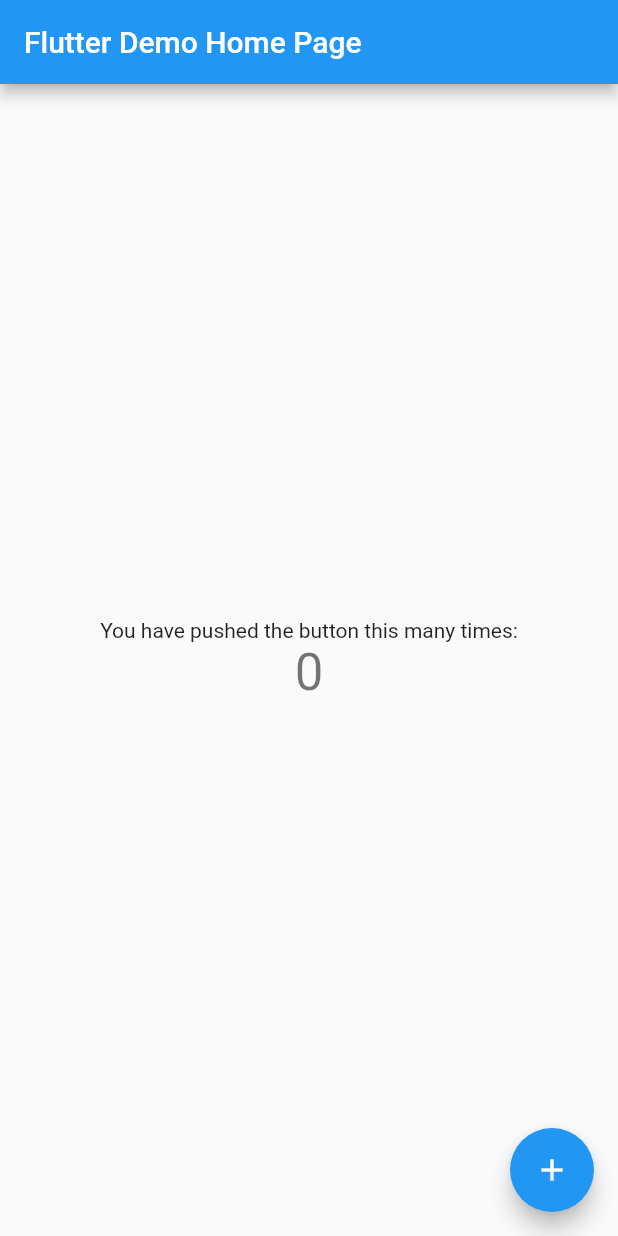
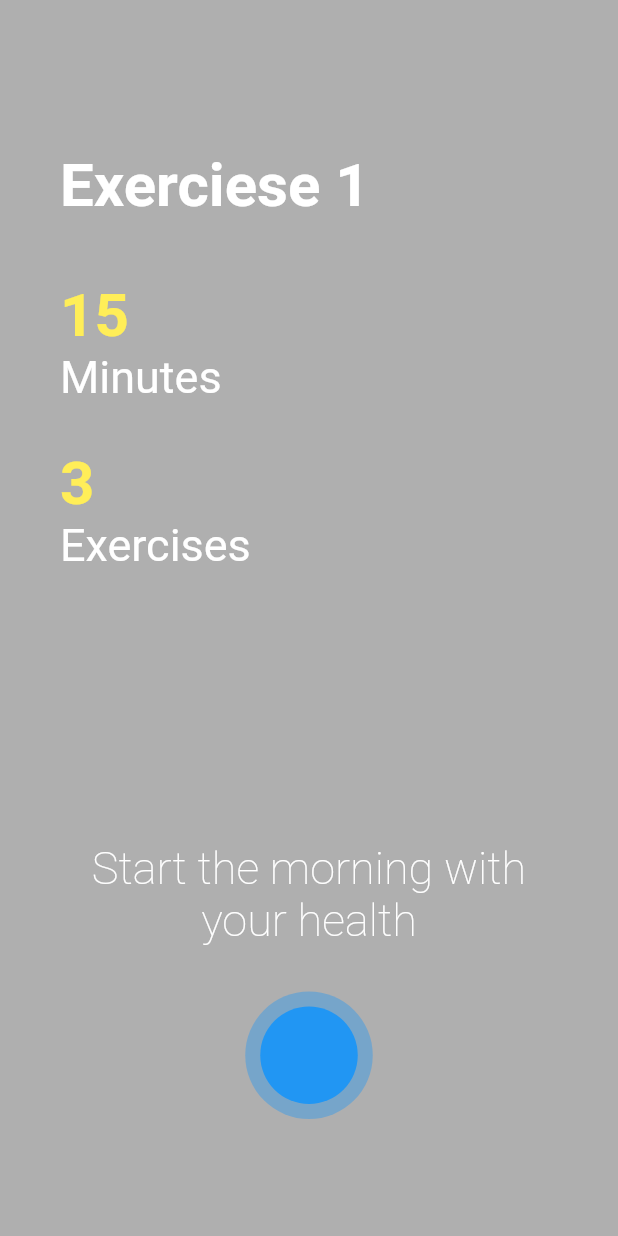
Before and after one commit to afgprogrammer/Flutter-page-transition-animation, a Flutter app: the screen it shows after launch, on a phone screen of 412 x 824 dp. Run offline on Flutter 3.47's test engine with Material 2 defaults, Android fonts, the phone set to English and light mode, and no system bars; our stand-ins replace page_transition.

Commit message:
Make main page

```diff
--- a/lib/main.dart
+++ b/lib/main.dart
@@ -1,111 +1,168 @@
+import 'package:day6_fitness/Dashboard.dart';
 import 'package:flutter/material.dart';
+import 'package:page_transition/page_transition.dart';
 
-void main() => runApp(MyApp());
+void main() => runApp(
+  MaterialApp(
+    debugShowCheckedModeBanner: false,
+    home: HomePage(),
+  )
+);
 
-class MyApp extends StatelessWidget {
-  // This widget is the root of your application.
+class HomePage extends StatefulWidget {
   @override
-  Widget build(BuildContext context) {
-    return MaterialApp(
-      title: 'Flutter Demo',
-      theme: ThemeData(
-        // This is the theme of your application.
-        //
-        // Try running your application with "flutter run". You'll see the
-        // application has a blue toolbar. Then, without quitting the app, try
-        // changing the primarySwatch below to Colors.green and then invoke
-        // "hot reload" (press "r" in the console where you ran "flutter run",
-        // or simply save your changes to "hot reload" in a Flutter IDE).
-        // Notice that the counter didn't reset back to zero; the application
-        // is not restarted.
-        primarySwatch: Colors.blue,
-      ),
-      home: MyHomePage(title: 'Flutter Demo Home Page'),
-    );
-  }
+  _HomePageState createState() => _HomePageState();
 }
 
-class MyHomePage extends StatefulWidget {
-  MyHomePage({Key key, this.title}) : super(key: key);
+class _HomePageState extends State<HomePage> with TickerProviderStateMixin {
+  PageController _pageController;
 
-  // This widget is the home page of your application. It is stateful, meaning
-  // that it has a State object (defined below) that contains fields that affect
-  // how it looks.
+  AnimationController rippleController;
+  AnimationController scaleController;
 
-  // This class is the configuration for the state. It holds the values (in this
-  // case the title) provided by the parent (in this case the App widget) and
-  // used by the build method of the State. Fields in a Widget subclass are
-  // always marked "final".
-
-  final String title;
+  Animation<double> rippleAnimation;
+  Animation<double> scaleAnimation;
 
   @override
-  _MyHomePageState createState() => _MyHomePageState();
+  void initState() {
+    super.initState();
+
+    _pageController = PageController(
+      initialPage: 0
+    );
+
+    rippleController = AnimationController(
+      vsync: this,
+      duration: Duration(seconds: 1)
+    );
+
+    scaleController = AnimationController(
+      vsync: this,
+      duration: Duration(seconds: 1)
+    )..addStatusListener((status) {
+      if (status == AnimationStatus.completed) {
+        Navigator.push(context, PageTransition(type: PageTransitionType.fade, child: Dashboard()));
       }
+    });
 
-class _MyHomePageState extends State<MyHomePage> {
-  int _counter = 0;
+    rippleAnimation = Tween<double>(
+      begin: 80.0,
+      end: 90.0
+    ).animate(rippleController)..addStatusListener((status) {
+      if (status == AnimationStatus.completed) {
+        rippleController.reverse();
+      } else if(status == AnimationStatus.dismissed) {
+        rippleController.forward();
+      }
+    });
 
-  void _incrementCounter() {
-    setState(() {
-      // This call to setState tells the Flutter framework that something has
-      // changed in this State, which causes it to rerun the build method below
-      // so that the display can reflect the updated values. If we changed
-      // _counter without calling setState(), then the build method would not be
-      // called again, and so nothing would appear to happen.
-      _counter++;
-    });
+    scaleAnimation = Tween<double>(
+      begin: 1.0,
+      end: 30.0
+    ).animate(scaleController);
+
+    rippleController.forward();
   }
 
   @override
   Widget build(BuildContext context) {
-    // This method is rerun every time setState is called, for instance as done
-    // by the _incrementCounter method above.
-    //
-    // The Flutter framework has been optimized to make rerunning build methods
-    // fast, so that you can just rebuild anything that needs updating rather
-    // than having to individually change instances of widgets.
     return Scaffold(
-      appBar: AppBar(
-        // Here we take the value from the MyHomePage object that was created by
-        // the App.build method, and use it to set our appbar title.
-        title: Text(widget.title),
+      body: PageView(
+        controller: _pageController,
+        children: <Widget>[
+          makePage(image: 'assets/images/one.jpg'),
+          makePage(image: 'assets/images/two.jpg'),
+          makePage(image: 'assets/images/three.jpg'),
+        ],
       ),
-      body: Center(
-        // Center is a layout widget. It takes a single child and positions it
-        // in the middle of the parent.
+    );
+  }
+
+  Widget makePage({image}) {
+    return Container(
+      decoration: BoxDecoration(
+        // image: DecorationImage(
+        //   image: AssetImage(image),
+        //   fit: BoxFit.cover
+        // )
+      ),
+      child: Container(
+        decoration: BoxDecoration(
+          gradient: LinearGradient(
+            colors: [
+              Colors.black.withOpacity(.3),
+              Colors.black.withOpacity(.3),
+            ]
+          )
+        ),
+        child: Padding(
+          padding: EdgeInsets.all(40),
           child: Column(
-          // Column is also a layout widget. It takes a list of children and
-          // arranges them vertically. By default, it sizes itself to fit its
-          // children horizontally, and tries to be as tall as its parent.
-          //
-          // Invoke "debug painting" (press "p" in the console, choose the
-          // "Toggle Debug Paint" action from the Flutter Inspector in Android
-          // Studio, or the "Toggle Debug Paint" command in Visual Studio Code)
-          // to see the wireframe for each widget.
-          //
-          // Column has various properties to control how it sizes itself and
-          // how it positions its children. Here we use mainAxisAlignment to
-          // center the children vertically; the main axis here is the vertical
-          // axis because Columns are vertical (the cross axis would be
-          // horizontal).
-          mainAxisAlignment: MainAxisAlignment.center,
+            crossAxisAlignment: CrossAxisAlignment.start,
             children: <Widget>[
-            Text(
-              'You have pushed the button this many times:',
+              SizedBox(height: 60,),
+              Text('Exerciese 1', style: TextStyle(color: Colors.white, fontSize: 40, fontWeight: FontWeight.bold),),
+              SizedBox(height: 40,),
+              Column(
+                crossAxisAlignment: CrossAxisAlignment.start,
+                children: <Widget>[
+                  Text("15", style: TextStyle(color: Colors.yellow[400], fontSize: 40, fontWeight: FontWeight.bold),),
+                  Text("Minutes", style: TextStyle(color: Colors.white, fontSize: 30),),
+                ],
               ),
-            Text(
-              '$_counter',
-              style: Theme.of(context).textTheme.display1,
+              SizedBox(height: 30,),
+              Column(
+                crossAxisAlignment: CrossAxisAlignment.start,
+                children: <Widget>[
+                  Text("3", style: TextStyle(color: Colors.yellow[400], fontSize: 40, fontWeight: FontWeight.bold),),
+                  Text("Exercises", style: TextStyle(color: Colors.white, fontSize: 30),),
+                ],
               ),
+              SizedBox(height: 180,),
+              Align(
+                child: Text("Start the morning with your health",
+                textAlign: TextAlign.center,
+                style: TextStyle(color: Colors.white, fontSize: 30, fontWeight: FontWeight.w100),),
+              ),
+              SizedBox(height: 30,),
+              Align(
+                alignment: Alignment.bottomCenter,
+                child: AnimatedBuilder(
+                  animation: rippleAnimation,
+                  builder: (context, child) => Container(
+                    width: rippleAnimation.value,
+                    height: rippleAnimation.value,
+                    child: Container(
+                      decoration: BoxDecoration(
+                        shape: BoxShape.circle,
+                        color: Colors.blue.withOpacity(.4)
+                      ),
+                      child: InkWell(
+                        onTap: () {
+                          scaleController.forward();
+                        },
+                        child: AnimatedBuilder(
+                          animation: scaleAnimation,
+                          builder: (context, child) => Transform.scale(
+                            scale: scaleAnimation.value,
+                            child: Container(
+                              margin: EdgeInsets.all(10),
+                              decoration: BoxDecoration(
+                                shape: BoxShape.circle,
+                                color: Colors.blue
+                              ),
+                            ),
+                          ),
+                        ),
+                      ),
+                    ),
+                  ),
+                ),
+              )
             ],
           ),
         ),
-      floatingActionButton: FloatingActionButton(
-        onPressed: _incrementCounter,
-        tooltip: 'Increment',
-        child: Icon(Icons.add),
-      ), // This trailing comma makes auto-formatting nicer for build methods.
+      )
     );
   }
 }
```
Lines whose indentation alone changed are shown as unchanged.
